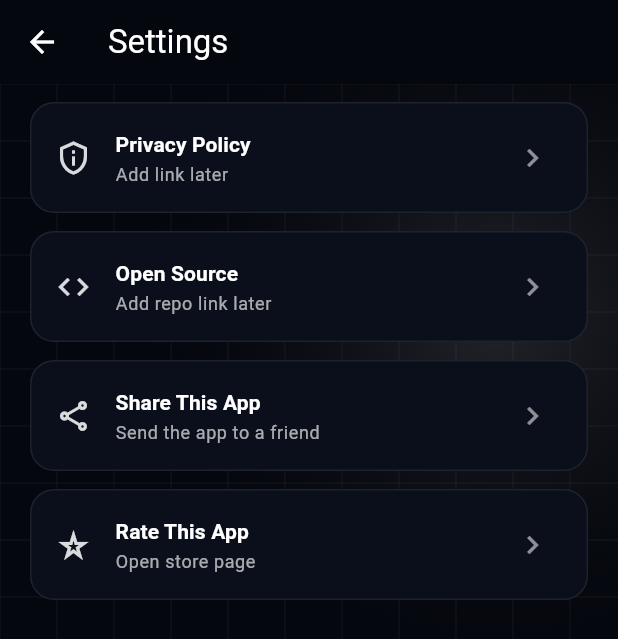
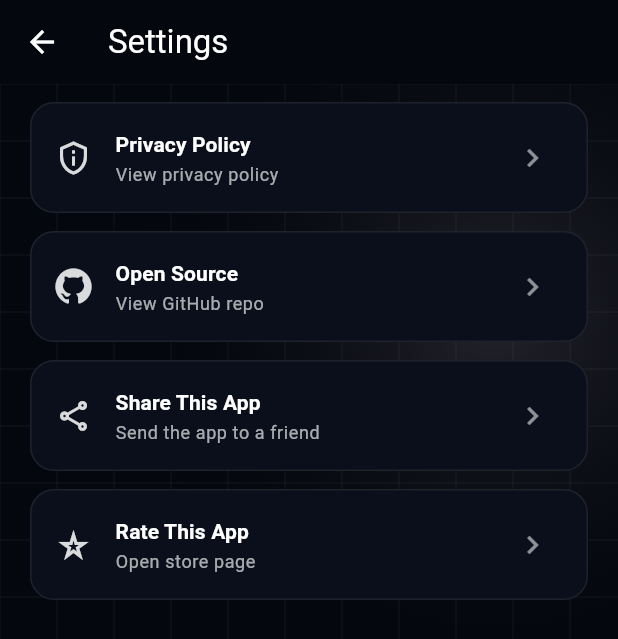
Before and after one commit to SoftwareDevvvv/planet-space-app, a Flutter app: the SettingsScreen screen opened directly, on a phone screen of 412 x 824 dp. Shown: the top 639 px of the screen. Run offline on Flutter 3.47's test engine with Material 3 defaults, Android fonts, the phone set to English and light mode, and no system bars; our stand-ins replace font_awesome_flutter, share_plus, shared_preferences; accounts and stored records are empty.

Commit message:
docs: update README and settings links

```diff
--- a/lib/screens/settings_screen.dart
+++ b/lib/screens/settings_screen.dart
@@ -1,4 +1,5 @@
 import 'package:flutter/material.dart';
+import 'package:font_awesome_flutter/font_awesome_flutter.dart';
 import 'package:share_plus/share_plus.dart';
 import 'package:url_launcher/url_launcher.dart';
 import '../widgets/controls_sheet.dart';
@@ -7,8 +8,9 @@ class SettingsScreen extends StatelessWidget {
   const SettingsScreen({super.key});
 
   static const _androidPackageId = 'softwaredevvvv.nurova';
-  static const _privacyPolicyUrl = '';
-  static const _openSourceUrl = '';
+  static const _privacyPolicyUrl =
+      'https://github.com/SoftwareDevvvv/planet-space-app/blob/main/PRIVACY_POLICY.md';
+  static const _openSourceUrl = 'https://github.com/SoftwareDevvvv/planet-space-app';
   static const _rateAppUrl =
       'https://play.google.com/store/apps/details?id=$_androidPackageId';
   static const _shareText =
@@ -41,8 +43,8 @@ class SettingsScreen extends StatelessWidget {
                   title: 'Open Source',
                   subtitle: _openSourceUrl.isEmpty
                       ? 'Add repo link later'
-                      : 'View repo',
-                  icon: Icons.code,
+                      : 'View GitHub repo',
+                  icon: FontAwesomeIcons.github,
                   onTap: () => _openLink(context, _openSourceUrl),
                 ),
                 _SettingsTile(
--- a/pubspec.yaml
+++ b/pubspec.yaml
@@ -37,6 +37,7 @@ dependencies:
   share_plus: ^10.0.2
   url_launcher: ^6.3.0
   shared_preferences: ^2.2.3
+  font_awesome_flutter: ^10.7.0
 
 dev_dependencies:
   flutter_test:
```
Also changed, not shown: pubspec.lock, 1 other file.
